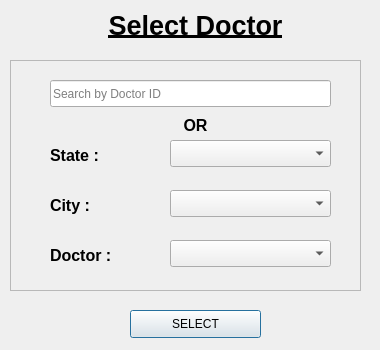
This is Layouts/Dialogs/superadmin/Doctors/selectDoctor.ui in bits-magnet/MDTouchs as Qt 5 draws it before an edit. The edited form follows.
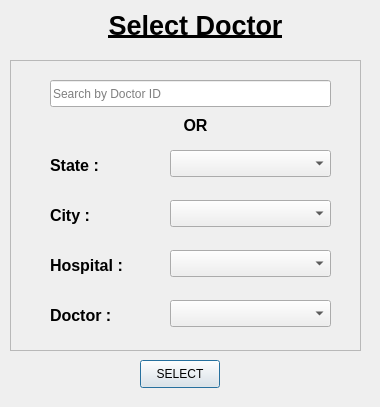
This is the edited form.

Commit message: Added UI files for DispensaryHome, BloodBankHome and TestCenterHome Modified selectDoctor.py

Diff of the .ui file:
```diff
--- a/Layouts/Dialogs/superadmin/Doctors/selectDoctor.ui
+++ b/Layouts/Dialogs/superadmin/Doctors/selectDoctor.ui
@@ -7,7 +7,7 @@
     <x>0</x>
     <y>0</y>
     <width>380</width>
-    <height>350</height>
+    <height>407</height>
    </rect>
   </property>
   <property name="windowTitle">
@@ -32,7 +32,7 @@
      <x>10</x>
      <y>60</y>
      <width>351</width>
-     <height>231</height>
+     <height>291</height>
     </rect>
    </property>
    <property name="frameShape">
@@ -45,7 +45,7 @@
     <property name="geometry">
      <rect>
       <x>160</x>
-      <y>130</y>
+      <y>140</y>
       <width>161</width>
       <height>27</height>
      </rect>
@@ -55,7 +55,7 @@
     <property name="geometry">
      <rect>
       <x>160</x>
-      <y>180</y>
+      <y>240</y>
       <width>161</width>
       <height>27</height>
      </rect>
@@ -65,7 +65,7 @@
     <property name="geometry">
      <rect>
       <x>160</x>
-      <y>80</y>
+      <y>90</y>
       <width>161</width>
       <height>27</height>
      </rect>
@@ -75,7 +75,7 @@
     <property name="geometry">
      <rect>
       <x>40</x>
-      <y>130</y>
+      <y>140</y>
       <width>111</width>
       <height>31</height>
      </rect>
@@ -88,7 +88,7 @@
     <property name="geometry">
      <rect>
       <x>40</x>
-      <y>180</y>
+      <y>240</y>
       <width>111</width>
       <height>31</height>
      </rect>
@@ -101,7 +101,7 @@
     <property name="geometry">
      <rect>
       <x>40</x>
-      <y>80</y>
+      <y>90</y>
       <width>111</width>
       <height>31</height>
      </rect>
@@ -139,13 +139,36 @@
      <string>Search by Doctor ID</string>
     </property>
    </widget>
+   <widget class="QLabel" name="hospitalLabel">
+    <property name="geometry">
+     <rect>
+      <x>40</x>
+      <y>190</y>
+      <width>111</width>
+      <height>31</height>
+     </rect>
+    </property>
+    <property name="text">
+     <string>&lt;html&gt;&lt;head/&gt;&lt;body&gt;&lt;p&gt;&lt;span style=&quot; font-size:12pt; font-weight:600;&quot;&gt;Hospital : &lt;/span&gt;&lt;/p&gt;&lt;/body&gt;&lt;/html&gt;</string>
+    </property>
+   </widget>
+   <widget class="QComboBox" name="hospitalComboBox">
+    <property name="geometry">
+     <rect>
+      <x>160</x>
+      <y>190</y>
+      <width>161</width>
+      <height>27</height>
+     </rect>
+    </property>
+   </widget>
   </widget>
   <widget class="QPushButton" name="selectButton">
    <property name="geometry">
     <rect>
-     <x>130</x>
-     <y>310</y>
-     <width>131</width>
+     <x>140</x>
+     <y>360</y>
+     <width>80</width>
      <height>28</height>
     </rect>
    </property>
```
Left out of the diff: 4 changed lines with no effect on the pictures. The commit also changes 7 other files.
